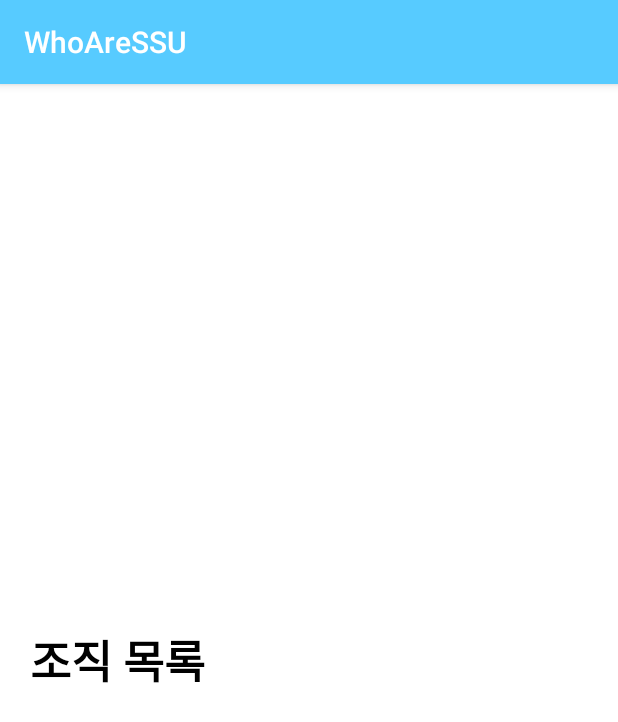
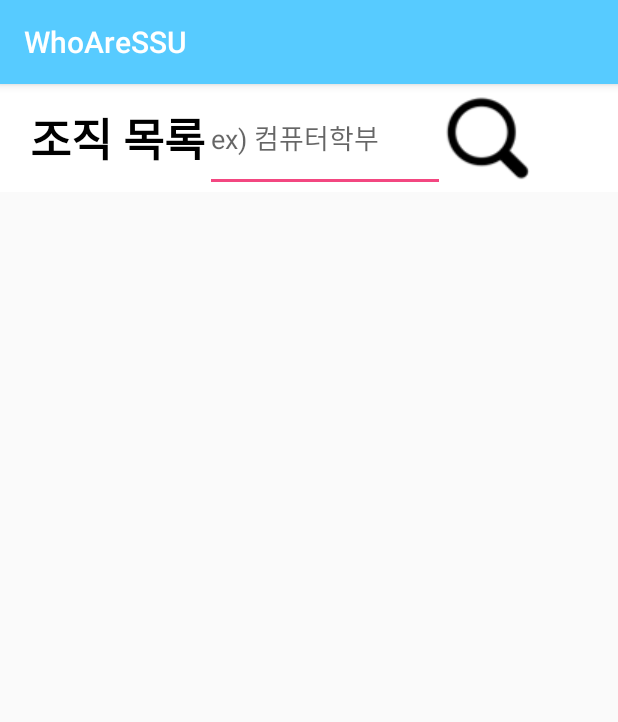
Before and after one commit to hubhubhub98/Connected, an Android app: the fragment OrgListFragment shown on its own in the app's theme, on a phone screen of 412 x 824 dp. Shown: the top 722 px of the screen. Run offline under Robolectric (Android 15) with nearby library versions, the phone set to English and light mode, and no system bars; 1 statement that could not run was skipped.

Commit message:
전화걸기 기능, fragment 버튼 동작 구현, 키보드에 레이아웃이 영향 받지 않기

```diff
--- a/app/build.gradle
+++ b/app/build.gradle
@@ -31,8 +31,7 @@ dependencies {
     testImplementation 'junit:junit:4.12'
     androidTestImplementation 'androidx.test:runner:1.2.0'
     androidTestImplementation 'androidx.test.espresso:espresso-core:3.2.0'
-    implementation 'com.android.support:cardview-v7:26.1.0'
-    implementation 'com.android.support:recyclerview-v7:26.1.0'
+    implementation 'androidx.recyclerview:recyclerview:1.1.0-beta03'
     implementation 'eu.long1:spacetablayout:1.0.4'
 }
 
--- a/app/src/main/AndroidManifest.xml
+++ b/app/src/main/AndroidManifest.xml
@@ -1,7 +1,7 @@
 <?xml version="1.0" encoding="utf-8"?>
 <manifest xmlns:android="http://schemas.android.com/apk/res/android"
     package="com.changsdev.whoaressuproject">
-
+    <uses-permission android:name="android.permission.CALL_PHONE"/>
 
     <application
         android:allowBackup="true"
@@ -18,7 +18,8 @@
                 <category android:name="android.intent.category.LAUNCHER" />
             </intent-filter>
         </activity>
-        <activity android:name="com.changsdev.whoaressuproject.MainActivity">
+        <activity android:name="com.changsdev.whoaressuproject.MainActivity"
+            android:windowSoftInputMode="adjustNothing">
 
         </activity>
     </application>
--- a/app/src/main/java/com/changsdev/whoaressuproject/fragment/OrgListFragment.java
+++ b/app/src/main/java/com/changsdev/whoaressuproject/fragment/OrgListFragment.java
@@ -5,6 +5,8 @@ import android.os.Bundle;
 import android.view.LayoutInflater;
 import android.view.View;
 import android.view.ViewGroup;
+import android.widget.EditText;
+import android.widget.ImageButton;
 
 import androidx.fragment.app.Fragment;
 
@@ -21,8 +23,29 @@ public class OrgListFragment extends Fragment {
     @Override
     public View onCreateView(LayoutInflater inflater, ViewGroup container,
                              Bundle savedInstanceState) {
-        // Inflate the layout for this fragment
-        return inflater.inflate(R.layout.fragment_org_list, container, false);
+        // 조직 목록 리스트 버튼 동작
+        View view = inflater.inflate(R.layout.fragment_org_list, container, false);
+        final EditText serchWard = (EditText)view.findViewById(R.id.serchWard);
+        String ward;
+        // 전화번호 띄우기 기능
+        //Button button = (Button) view.findViewById(R.id.button);
+        //button.setOnClickListener(new View.OnClickListener() {
+//            @Override
+//            public void onClick(View view) {
+//                Intent intent=new Intent();
+//                intent.setAction(Intent.ACTION_DIAL);
+//                intent.setData(Uri.parse("tel:01038405669"));
+//                startActivity(intent);
+//            }
+//        });
+        ImageButton serchOrgList = (ImageButton)view.findViewById(R.id.serchOrgList);
+        serchOrgList.setOnClickListener(new View.OnClickListener() {
+            @Override
+            public void onClick(View view) {
+                serchWard.getText();
+            }
+        });
+        return view;
     }
 
 }
--- a/app/src/main/res/layout/fragment_org_list.xml
+++ b/app/src/main/res/layout/fragment_org_list.xml
@@ -4,12 +4,16 @@
     android:layout_width="match_parent"
     android:layout_height="match_parent"
     tools:context=".fragment.OrgListFragment"
-    android:orientation="vertical"
-    android:gravity="center">
-
-    <!-- TODO: Update blank fragment layout -->
+    android:orientation="vertical">
+    <LinearLayout
+        android:layout_width="match_parent"
+        android:layout_height="0dp"
+        android:layout_weight="1"
+        android:orientation="horizontal"
+        android:background="@color/colorWhite"
+        >
         <TextView
-        android:layout_width="match_parent"
+            android:layout_width="wrap_content"
             android:layout_height="match_parent"
             android:text="조직 목록"
             android:textSize="30dp"
@@ -19,5 +23,37 @@
             android:textStyle="bold"
             android:gravity="center_vertical"
             />
+        <EditText
+            android:id="@+id/serchWard"
+            android:layout_width="160dp"
+            android:layout_height="match_parent"
+            android:hint="ex) 컴퓨터학부"/>
+        <ImageButton
+            android:id="@+id/serchOrgList"
+            android:layout_width="wrap_content"
+            android:layout_height="wrap_content"
+            android:background="@color/colorWhite"
+            android:src="@drawable/bamboo"
+            android:layout_gravity="center"
+            />
+    </LinearLayout>
+
+    <LinearLayout
+        android:layout_width="match_parent"
+        android:layout_height="wrap_content"
+        android:orientation="vertical"
+        android:layout_weight="9">
+        <androidx.recyclerview.widget.RecyclerView
+            android:id="@+id/recycler"
+            android:layout_width="match_parent"
+            android:layout_height="match_parent"/>
+        <Button
+            android:id="@+id/button"
+            android:layout_width="match_parent"
+            android:layout_height="wrap_content" />
 
     </LinearLayout>
+
+
+
+</LinearLayout>
```
Also changed, not shown: app/src/main/res/drawable/bamboo.png (added). Lines whose indentation alone changed are shown as unchanged.
